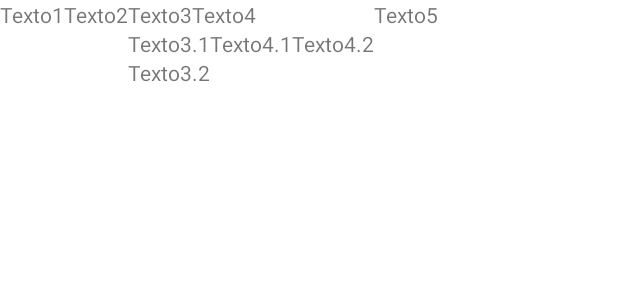
After one commit to Pabloyquemas/PMDM, an Android app: the layout activity_ut01ex03a.xml on its own in the app's theme, with its tools: preview values and no code run, on a phone screen of 412 x 824 dp. The commit adds this screen. Shown: the top 300 px of the screen. Run offline under Robolectric (Android 15) with nearby library versions, the phone set to English and light mode, and no system bars.

Commit message:
Relative Layout

```diff
--- /dev/null
+++ b/app/src/main/res/layout/activity_ut01ex03a.xml
@@ -0,0 +1,68 @@
+<?xml version="1.0" encoding="utf-8"?>
+<!--ex01 con relative-->
+<RelativeLayout xmlns:android="http://schemas.android.com/apk/res/android"
+    xmlns:app="http://schemas.android.com/apk/res-auto"
+    xmlns:tools="http://schemas.android.com/tools"
+    android:layout_width="match_parent"
+    android:layout_height="match_parent"
+    tools:context=".ut01.ex03.ut01ex03aActivity">
+
+    <TextView
+        android:id="@+id/texto1"
+        android:layout_width="wrap_content"
+        android:layout_height="wrap_content"
+        android:text="Texto1"/>
+    <TextView
+        android:id="@+id/texto2"
+        android:layout_width="wrap_content"
+        android:layout_height="wrap_content"
+        android:text="Texto2"
+        android:layout_toEndOf="@id/texto1"/>
+    <TextView
+        android:id="@+id/texto3"
+        android:layout_width="wrap_content"
+        android:layout_height="wrap_content"
+        android:text="Texto3"
+        android:layout_toEndOf="@id/texto2"/>
+    <TextView
+        android:id="@+id/texto3.1"
+        android:layout_width="wrap_content"
+        android:layout_height="wrap_content"
+        android:text="Texto3.1"
+        android:layout_toEndOf="@id/texto2"
+        android:layout_below="@id/texto3"/>
+    <TextView
+        android:id="@+id/texto3.2"
+        android:layout_width="wrap_content"
+        android:layout_height="wrap_content"
+        android:text="Texto3.2"
+        android:layout_toEndOf="@id/texto2"
+        android:layout_below="@id/texto3.1"/>
+    <TextView
+        android:id="@+id/texto4"
+        android:layout_width="wrap_content"
+        android:layout_height="wrap_content"
+        android:text="Texto4"
+        android:layout_toEndOf="@id/texto3"/>
+    <TextView
+        android:id="@+id/texto4.1"
+        android:layout_width="wrap_content"
+        android:layout_height="wrap_content"
+        android:text="Texto4.1"
+        android:layout_toEndOf="@id/texto3.1"
+        android:layout_below="@id/texto4"/>
+    <TextView
+        android:id="@+id/texto4.2"
+        android:layout_width="wrap_content"
+        android:layout_height="wrap_content"
+        android:text="Texto4.2"
+        android:layout_toEndOf="@id/texto4.1"
+        android:layout_below="@id/texto5"/>
+    <TextView
+        android:id="@+id/texto5"
+        android:layout_width="wrap_content"
+        android:layout_height="wrap_content"
+        android:text="Texto5"
+        android:layout_toEndOf="@id/texto4.2"/>
+
+</RelativeLayout>
```
Also changed, not shown: app/src/main/AndroidManifest.xml (+22 -2 lines), app/src/main/java/com/pgonrod/pmdm2022/ut01/ex03/ut01ex03Activity.kt (added, +12 -0 lines), app/src/main/java/com/pgonrod/pmdm2022/ut01/ex03/ut01ex03aActivity.kt (added, +12 -0 lines), app/src/main/java/com/pgonrod/pmdm2022/ut01/ex03/ut01ex03bActivity.kt (added, +12 -0 lines), app/src/main/res/layout/activity_ut01ex01.xml (+8 -40 lines), app/src/main/res/layout/activity_ut01ex03.xml (added, +50 -0 lines), app/src/main/res/layout/activity_ut01ex03b.xml (added, +24 -0 lines).
